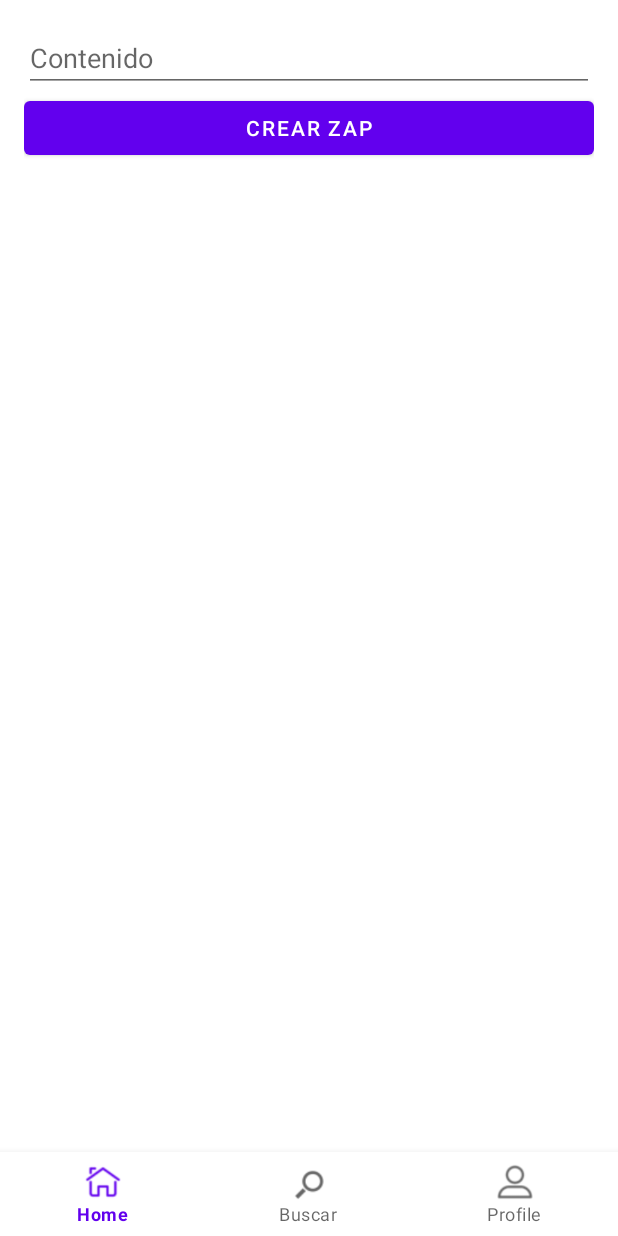
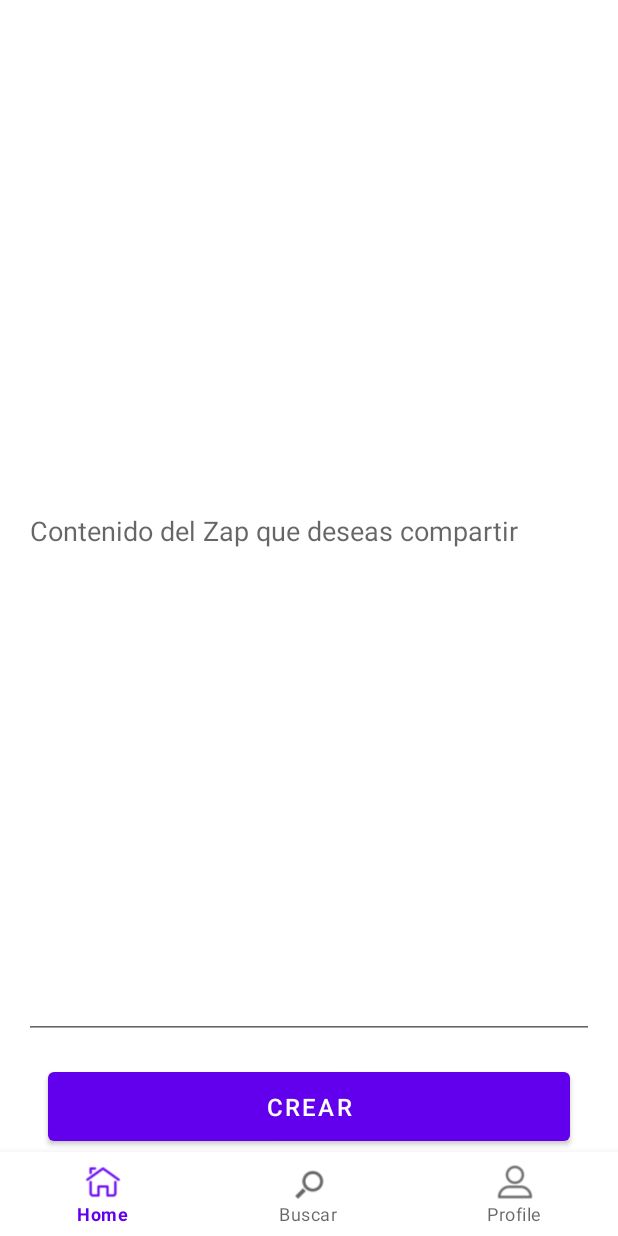
Before and after one commit to RGM73/LunarZapProyecto, an Android app: the fragment CrearZap placed in its activity, on a phone screen of 412 x 824 dp. Run offline under Robolectric (Android 15) with nearby library versions, the phone set to English and light mode, and no system bars; our stand-ins replace Firebase (no records; nobody signed in at launch, a user with empty details on screens opened directly), Volley; network calls fail.

Commit message:
15/5/2023

```diff
--- a/app/src/main/res/layout/fragment_crear_zap.xml
+++ b/app/src/main/res/layout/fragment_crear_zap.xml
@@ -3,19 +3,26 @@
     android:layout_width="match_parent"
     android:layout_height="match_parent"
     android:orientation="vertical"
-    android:padding="16dp">
-
+    android:padding="16dp"
+    android:layout_marginBottom="25dp">
 
     <EditText
         android:id="@+id/edit_text_description"
         android:layout_width="match_parent"
-        android:layout_height="wrap_content"
-        android:hint="Contenido"/>
+        android:layout_height="0dp"
+        android:hint="@string/Content"
+        android:inputType="textMultiLine"
+        android:minLines="1"
+        android:maxLines="5"
+        android:layout_weight="5"/>
 
     <Button
         android:id="@+id/button_create_zap"
         android:layout_width="match_parent"
         android:layout_height="wrap_content"
-        android:text="Crear Zap"/>
-
+        android:layout_margin="16dp"
+        android:padding="12dp"
+        android:text="Crear"
+        android:textColor="#FFFFFF"
+        android:textSize="16sp"/>
 </LinearLayout>
--- a/app/src/main/res/values/strings.xml
+++ b/app/src/main/res/values/strings.xml
@@ -12,6 +12,7 @@ Soy un abogado especializado en derecho penal, con experiencia en la defensa de
     <string name="title_activity_login">LoginActivity</string>
     <string name="prompt_email">Email</string>
     <string name="prompt_password">Password</string>
+    <string name="Content">Contenido del Zap que deseas compartir</string>
     <string name="action_sign_in">Sign in or register</string>
     <string name="action_sign_in_short">Sign in</string>
     <string name="welcome">"Welcome !"</string>
```
Also changed, not shown: app/src/main/java/com/example/myapplication/CrearZap.java (+58 -0 lines), app/src/main/java/com/example/myapplication/Feed.java (+49 -19 lines), app/src/main/java/com/example/myapplication/MyAdapter.java (+20 -16 lines).
